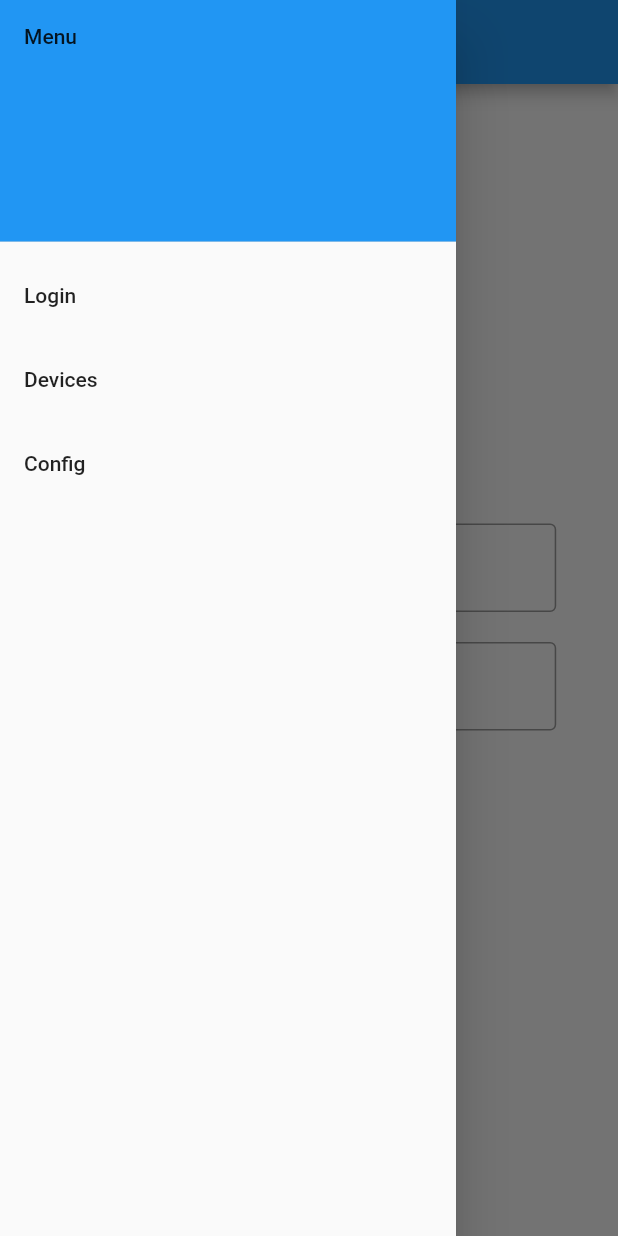
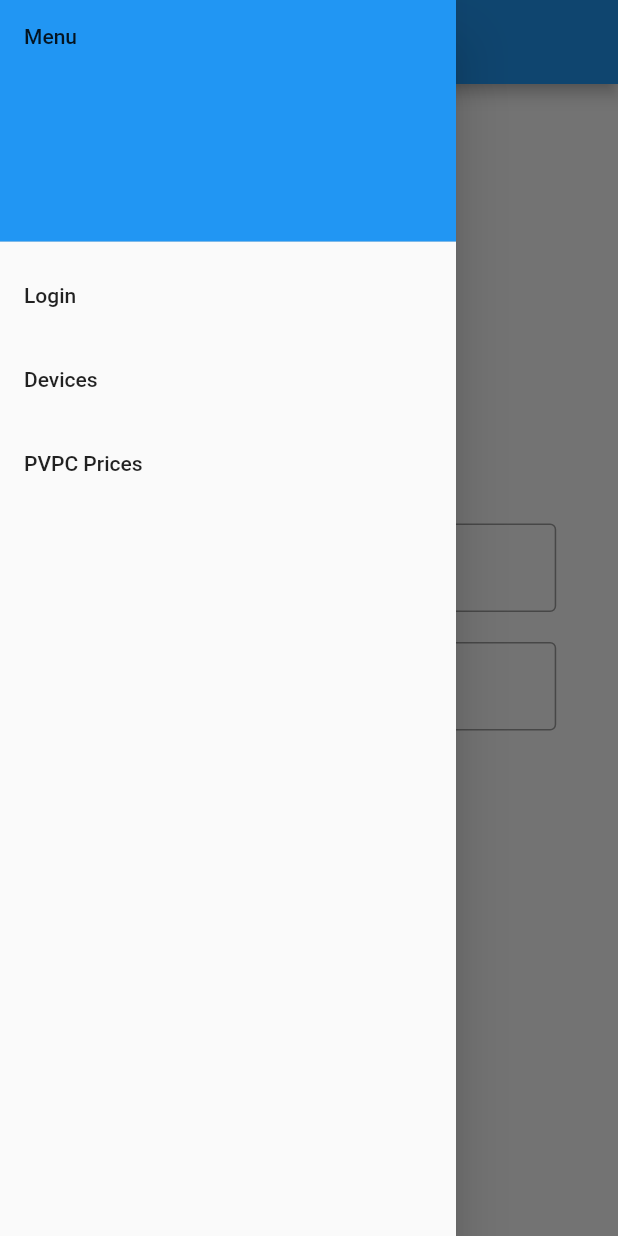
Before and after one commit to crashbit666/pvpccheap_android, a Flutter app: the screen it shows after launch, with the side drawer open, on a phone screen of 412 x 824 dp. Run offline on Flutter 3.47's test engine with Material 2 defaults, Android fonts, the phone set to English and light mode, and no system bars; our stand-ins replace shared_preferences.

Commit message:
Add logout menu if user are logged Add check if user is logged in electricity_check_prices

```diff
--- a/lib/main.dart
+++ b/lib/main.dart
@@ -1,5 +1,6 @@
 import 'package:flutter/material.dart';
 import 'package:shared_preferences/shared_preferences.dart';
+import 'electricity_price_screen.dart';
 import 'login_screen.dart';
 import 'devices_screen.dart';
 
@@ -70,8 +71,14 @@ class MainScreenState extends State<MainScreen> {
         } else {
           return const Center(child: Text("Please login first to see devices"));
         }
+      case 2:
+        if (token != null && token!.isNotEmpty) {
+          return ElectricityPriceScreen(token: token!);
+        } else {
+          return const Center(child: Text("Please login first to see electricity prices"));
+        }
       default:
-        return const Center(child: Text('Welcome'));
+        return const Center(child: Text('Select a menu option'));
     }
   }
 
@@ -82,6 +89,9 @@ class MainScreenState extends State<MainScreen> {
         title: const Text('PVPC Cheap'),
       ),
       drawer: Drawer(
+        child: Column(
+          children: <Widget>[
+            Expanded(
               child: ListView(
                 padding: EdgeInsets.zero,
                 children: <Widget>[
@@ -110,14 +120,36 @@ class MainScreenState extends State<MainScreen> {
                     },
                   ),
                   ListTile(
-              title: const Text('Config'),
+                    title: const Text('PVPC Prices'),
                     onTap: () {
-                // TODO: Navegar a la pantalla de configuración
+                      setState(() {
+                        _selectedIndex = 2;
+                      });
+                      Navigator.pop(context);
                     },
                   ),
                 ],
               ),
             ),
+            if (token != null && token!.isNotEmpty)
+              ListTile(
+                title: const Text('Logout'),
+                onTap: () {
+                  // Remove token
+                  SharedPreferences.getInstance().then((prefs) {
+                    prefs.remove('token');
+                  });
+                  setState(() {
+                    token = null;
+                    _selectedIndex = 0;  // Redirect to login page
+                  });
+                  Navigator.pop(context);
+                },
+              ),
+          ],
+        ),
+      ),
+
       body: _getDrawerItemWidget(_selectedIndex),
     );
   }
```
Also changed, not shown: lib/electricity_price_screen.dart (added, +84 -0 lines). Lines whose indentation alone changed are shown as unchanged.
